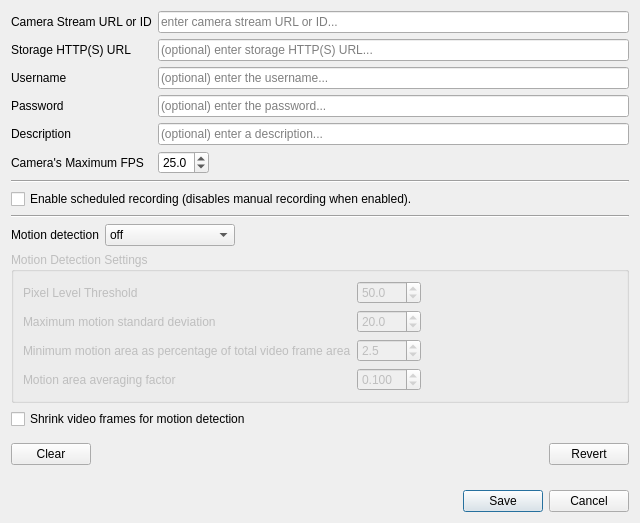
Old version of the form Source/IpFreelyCameraSetupDialog.ui in the repository dac1976/IP-Freely.
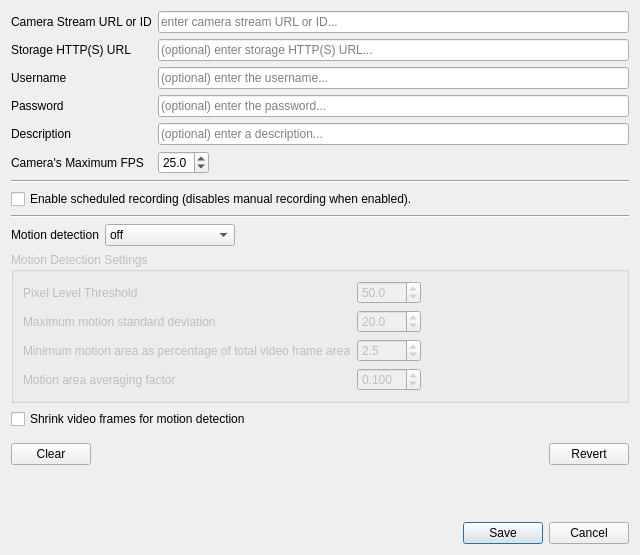
New version of the form.

```diff
--- a/Source/IpFreelyCameraSetupDialog.ui
+++ b/Source/IpFreelyCameraSetupDialog.ui
@@ -7,7 +7,7 @@
     <x>0</x>
     <y>0</y>
     <width>640</width>
-    <height>523</height>
+    <height>555</height>
    </rect>
   </property>
   <property name="minimumSize">
```
Left out of the diff: 2 changed lines with no effect on the pictures.
